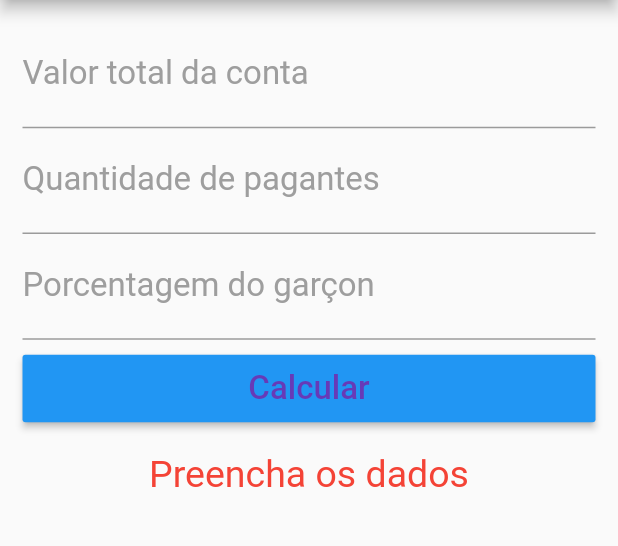
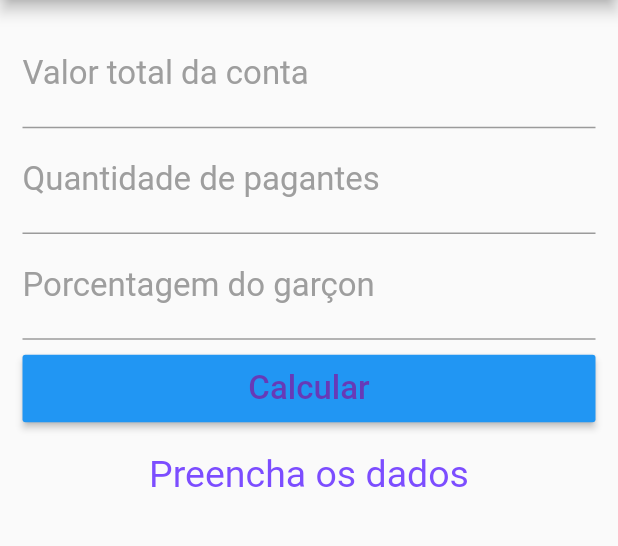
Before and after one commit to joaoafneto/apprachadinhamobile, a Flutter app: the screen it shows after launch, on a phone screen of 412 x 824 dp, the part 84-630 px from its top. Run offline on Flutter 3.47's test engine with Material 2 defaults, Android fonts, the phone set to English and light mode, and no system bars.

```diff
--- a/app_rachadinha/lib/main.dart
+++ b/app_rachadinha/lib/main.dart
@@ -1,3 +1,4 @@
+import 'package:flutter/foundation.dart';
 import 'package:flutter/material.dart';
 import 'package:app_rachadinha/model/ContaModel.dart';
 
@@ -27,7 +28,10 @@ class _HomePageState extends State<HomePage> {
   final _numPessoas = TextEditingController();
   final _porcentoGarcom = TextEditingController();
   ContaModel _conta = ContaModel(0, 0, 0);
-  var _infoText = "Preencha os dados";
+  var _infoTextTotal = "Preencha os dados";
+  var _infoTextPercent = "";
+  var _infoTextTotalWitholtPercent = "";
+  var _infoTextIndividual = "";
   var _formKey = GlobalKey<FormState>();
 
   @override
@@ -65,7 +69,10 @@ class _HomePageState extends State<HomePage> {
               _editText("Quantidade de pagantes", _numPessoas),
               _editText("Porcentagem do garçon", _porcentoGarcom),
               _buttonCalcular(),
-              _textInfo(),
+              _textInfoTotal(),
+              _textInfoTotalWithoutPercent(),
+              _textInfoPercent(),
+              _textInfoIndividual()
             ],
           ),
         ));
@@ -127,21 +134,62 @@ class _HomePageState extends State<HomePage> {
       _conta.setPorcentoGarcon = int.parse(_porcentoGarcom.text);
 
       if (_conta.getPorcentoGarcon == 0) {
-        _infoText =
-            "Cada pessoa ira pagar:R\$${_conta.getValor / _conta.getNumPessoas}, sem gorjeta pro garçon.";
+        _infoTextTotal = "O total: R\$${_conta.getValor}.";
+        _infoTextIndividual =
+            "Valor individual:R\$${_conta.getValor / _conta.getNumPessoas}.";
+        _infoTextPercent = "Gorgeta: não tem gorjeta";
+        _infoTextTotalWitholtPercent = "";
         return;
       }
-      _infoText =
-          "Cada Pessoa ira pagar:R\$${_conta.getValor / _conta.getNumPessoas}, gorjeta pro garçon ${_conta.getPorcentoGarcon / 100 * _conta.getValor}";
+      _infoTextTotal =
+          "O total: R\$${_conta.getValor + (_conta.getPorcentoGarcon / 100 * _conta.getValor)}.";
+      _infoTextIndividual =
+          "Valor individual:R\$${(_conta.getValor + (_conta.getPorcentoGarcon / 100 * _conta.getValor)).toStringAsFixed(2)}.";
+      _infoTextPercent =
+          "Gorgeta:R\$${(_conta.getPorcentoGarcon / 100 * _conta.getValor).toStringAsFixed(2)}";
+      _infoTextTotalWitholtPercent =
+          "Valor total sem gorjeta: R\$${_conta.getValor}";
     });
   }
 
   // // Widget text
-  _textInfo() {
+  _textInfoTotal() {
     return Text(
-      _infoText,
+      _infoTextTotal,
       textAlign: TextAlign.center,
-      style: TextStyle(color: Colors.red, fontSize: 25.0),
+      maxLines: 2,
+      overflow: TextOverflow.ellipsis,
+      style: TextStyle(color: Colors.deepPurpleAccent, fontSize: 25.0),
+    );
+  }
+
+  _textInfoTotalWithoutPercent() {
+    return Text(
+      _infoTextTotalWitholtPercent,
+      textAlign: TextAlign.center,
+      maxLines: 2,
+      overflow: TextOverflow.ellipsis,
+      style: TextStyle(color: Colors.deepPurpleAccent, fontSize: 25.0),
+    );
+  }
+
+  _textInfoPercent() {
+    return Text(
+      _infoTextPercent,
+      textAlign: TextAlign.center,
+      maxLines: 2,
+      overflow: TextOverflow.ellipsis,
+      style: TextStyle(color: Colors.deepPurpleAccent, fontSize: 25.0),
+    );
+  }
+
+  _textInfoIndividual() {
+    return Text(
+      _infoTextIndividual,
+      textAlign: TextAlign.center,
+      maxLines: 2,
+      overflow: TextOverflow.ellipsis,
+      style: TextStyle(color: Colors.deepPurpleAccent, fontSize: 25.0),
     );
   }
 }
```
